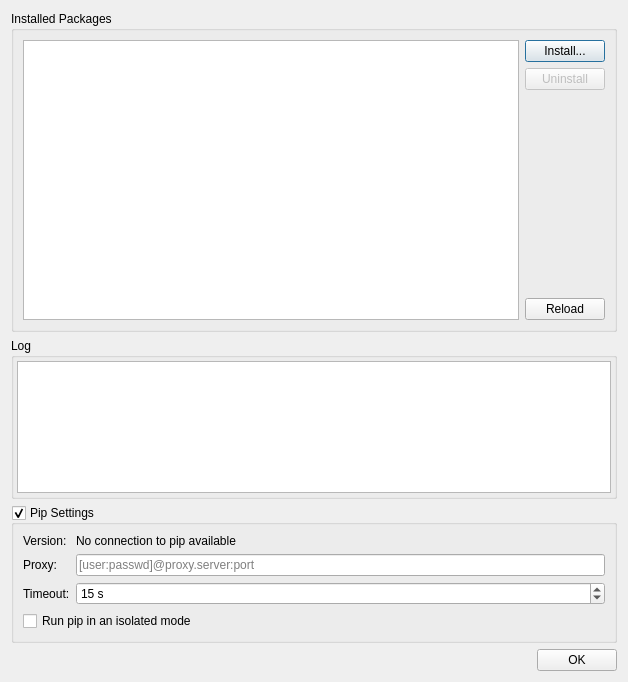
itom-project/itom, file Qitom/ui/dialogPipManager.ui: the form before one commit.
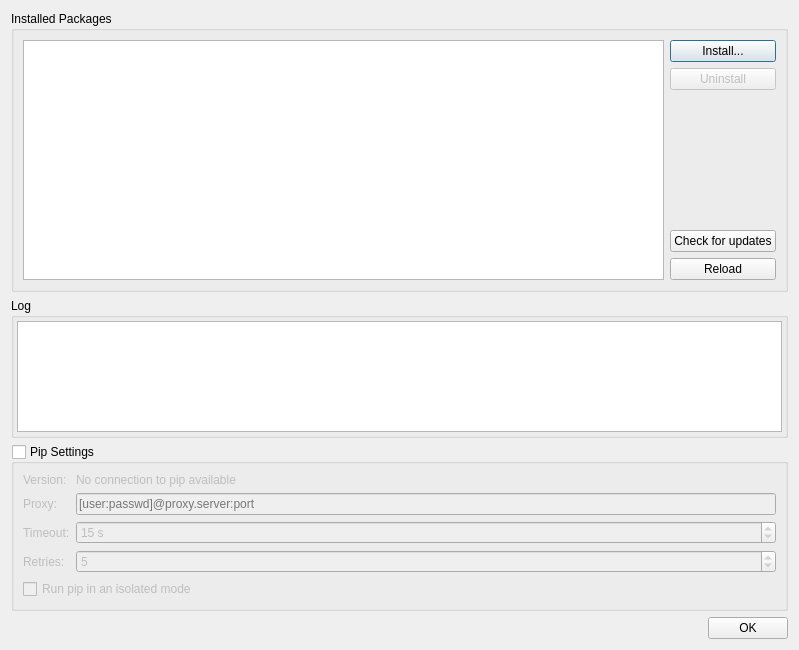
The form after the commit. Custom widgets are drawn as their Qt base class.

Commit message: init, list, freeze and show of pip manager is working now, first steps to install are done.

Patch:
```diff
--- a/Qitom/ui/dialogPipManager.ui
+++ b/Qitom/ui/dialogPipManager.ui
@@ -6,8 +6,8 @@
    <rect>
     <x>0</x>
     <y>0</y>
-    <width>628</width>
-    <height>682</height>
+    <width>799</width>
+    <height>650</height>
    </rect>
   </property>
   <property name="windowTitle">
@@ -21,7 +21,11 @@
      </property>
      <layout class="QHBoxLayout" name="horizontalLayout_3">
       <item>
-       <widget class="QTableView" name="tablePackages"/>
+       <widget class="QTreeView" name="tablePackages">
+        <property name="itemsExpandable">
+         <bool>true</bool>
+        </property>
+       </widget>
       </item>
       <item>
        <layout class="QVBoxLayout" name="verticalLayout">
@@ -55,6 +59,13 @@
           </property>
          </spacer>
         </item>
+        <item>
+         <widget class="QPushButton" name="btnCheckForUpdates">
+          <property name="text">
+           <string>Check for updates</string>
+          </property>
+         </widget>
+        </item>
         <item>
          <widget class="QPushButton" name="btnReload">
           <property name="text">
@@ -111,9 +122,6 @@
       <bool>true</bool>
      </property>
      <property name="checked">
-      <bool>true</bool>
-     </property>
-     <property name="collapsed">
       <bool>false</bool>
      </property>
      <property name="collapsedHeight">
@@ -174,7 +182,7 @@
         </property>
        </widget>
       </item>
-      <item row="3" column="0" colspan="2">
+      <item row="5" column="0" colspan="2">
        <widget class="QCheckBox" name="checkIsolated">
         <property name="toolTip">
          <string>Run pip in an isolated mode, ignoring environment variables and user configuration.</string>
@@ -184,6 +192,29 @@
         </property>
        </widget>
       </item>
+      <item row="3" column="0">
+       <widget class="QLabel" name="label_4">
+        <property name="text">
+         <string>Retries:</string>
+        </property>
+       </widget>
+      </item>
+      <item row="3" column="1">
+       <widget class="QSpinBox" name="spinRetries">
+        <property name="toolTip">
+         <string>socket timeout (default: 15 s)</string>
+        </property>
+        <property name="keyboardTracking">
+         <bool>false</bool>
+        </property>
+        <property name="suffix">
+         <string/>
+        </property>
+        <property name="value">
+         <number>5</number>
+        </property>
+       </widget>
+      </item>
      </layout>
     </widget>
    </item>
```
Left out of the diff: 3 changed lines with no effect on the pictures. The commit also changes 7 other files.
